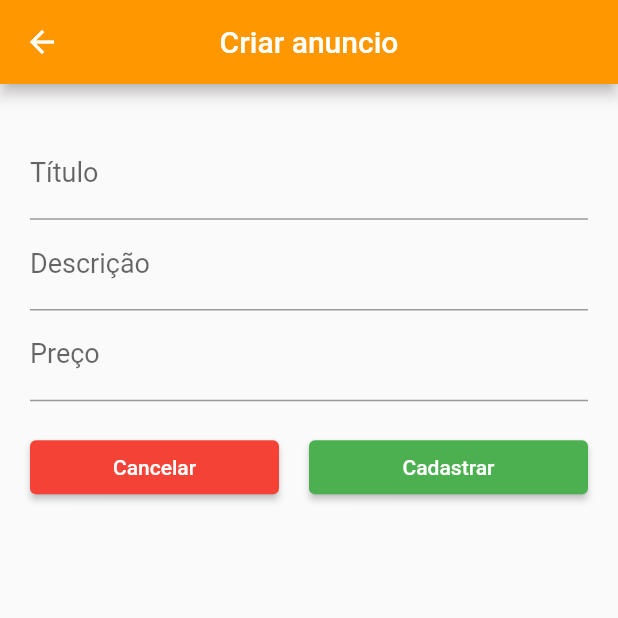
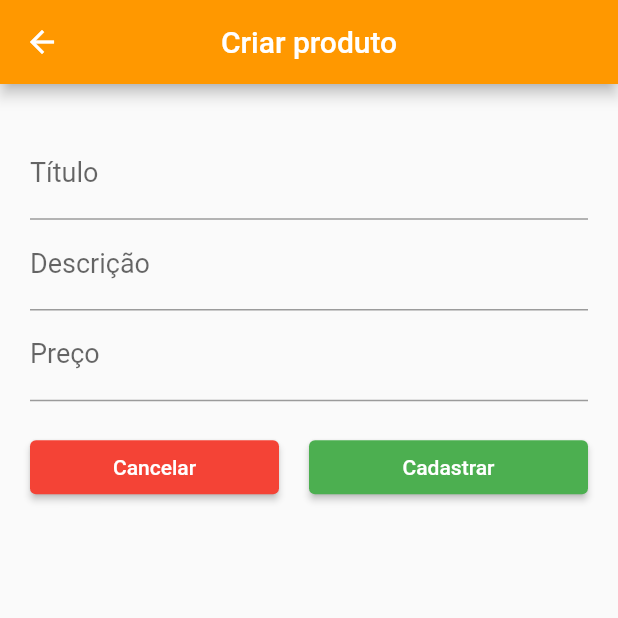
Before and after one commit to rennerborges/desenvolvimento_sistemas_moveis_tsi, a Flutter app: the screen it shows after launch, after a tap on the "add" icon, on a phone screen of 412 x 824 dp, the top half of it. Run offline on Flutter 3.47's test engine with Material 2 defaults, Android fonts, the phone set to English and light mode, and no system bars; network calls fail.

Commit message:
feat: alterações visuais

```diff
--- a/shop_app/lib/create-product-screen.dart
+++ b/shop_app/lib/create-product-screen.dart
@@ -55,9 +55,9 @@ class _CreateProductScreenState extends State<CreateProductScreen> {
           color: Colors.white, //change your color here
         ),
         backgroundColor: Theme.of(context).primaryColor,
-        title: const Text(
-          "Criar anuncio",
-          style: TextStyle(
+        title: Text(
+          widget.product != null ? "Editar produto" : "Criar produto",
+          style: const TextStyle(
             color: Colors.white,
           ),
         ),
--- a/shop_app/lib/home-screen.dart
+++ b/shop_app/lib/home-screen.dart
@@ -12,7 +12,6 @@ class HomeScreen extends StatefulWidget {
 
 class _HomeScreenState extends State<HomeScreen> {
   List<Product> _products = List<Product>.empty(growable: true);
-
   String toReal(double money) {
     return NumberFormat.simpleCurrency(
       name: 'BRL',
@@ -45,7 +44,27 @@ class _HomeScreenState extends State<HomeScreen> {
               ),
             ),
           ),
-          ListView.builder(
+          _products.isEmpty
+              ? Column(
+                  children: [
+                    Container(
+                      width: 250,
+                      child: Image.network(
+                          'https://img.freepik.com/vetores-gratis/ilustracao-do-conceito-vazio_114360-1188.jpg?w=826&t=st=1663524248~exp=1663524848~hmac=da6fb74d293c1b31e58327cd675c07aaaae91d7e2b52bfe833cf9db1c3d592e3'),
+                    ),
+                    Center(
+                      child: Text(
+                        'Nenhum produto cadastrado!',
+                        style: TextStyle(
+                          fontWeight: FontWeight.bold,
+                          fontSize: 25,
+                          color: Colors.grey[600]!,
+                        ),
+                      ),
+                    ),
+                  ],
+                )
+              : ListView.builder(
                   shrinkWrap: true,
                   itemCount: _products.length,
                   itemBuilder: (context, position) {
```
Lines whose indentation alone changed are shown as unchanged.
